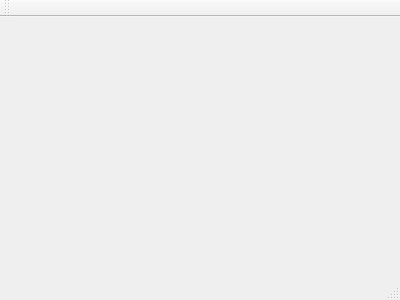
Before: the Qt Designer form manageParadoxDatabase/mainwindow.ui in FriendForever115/read-write-paradox-database, drawn with Qt 5.
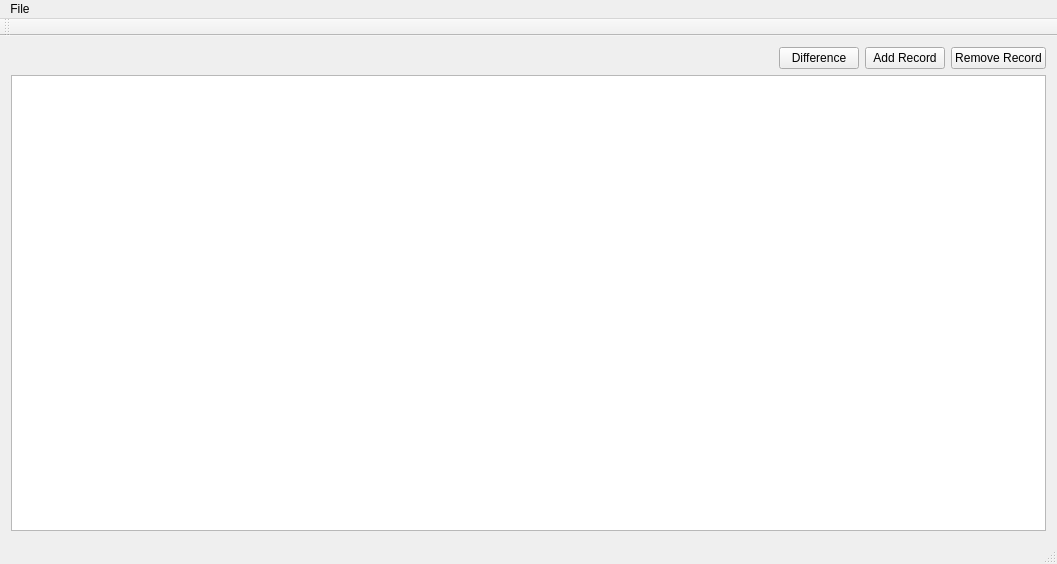
After: the same form once the commit is applied.

Diff of the .ui file:
```diff
--- a/manageParadoxDatabase/mainwindow.ui
+++ b/manageParadoxDatabase/mainwindow.ui
@@ -1,24 +1,109 @@
 <ui version="4.0">
  <class>MainWindow</class>
- <widget class="QMainWindow" name="MainWindow" >
-  <property name="geometry" >
+ <widget class="QMainWindow" name="MainWindow">
+  <property name="geometry">
    <rect>
     <x>0</x>
     <y>0</y>
-    <width>400</width>
-    <height>300</height>
+    <width>1057</width>
+    <height>564</height>
    </rect>
   </property>
   <property name="windowTitle" >
    <string>MainWindow</string>
   </property>
-  <widget class="QMenuBar" name="menuBar" />
-  <widget class="QToolBar" name="mainToolBar" />
-  <widget class="QWidget" name="centralWidget" />
-  <widget class="QStatusBar" name="statusBar" />
+  <widget class="QWidget" name="centralWidget">
+   <layout class="QVBoxLayout" name="verticalLayout_2">
+    <item>
+     <layout class="QVBoxLayout" name="verticalLayout">
+      <item>
+       <layout class="QHBoxLayout" name="horizontalLayout" stretch="1,0,0,0">
+        <item>
+         <widget class="QLabel" name="lbTableName">
+          <property name="text">
+           <string/>
+          </property>
+         </widget>
+        </item>
+        <item>
+         <widget class="QPushButton" name="pbDiff">
+          <property name="text">
+           <string>Difference</string>
+          </property>
+         </widget>
+        </item>
+        <item>
+         <widget class="QPushButton" name="pbAdd">
+          <property name="text">
+           <string>Add Record</string>
+          </property>
+         </widget>
+        </item>
+        <item>
+         <widget class="QPushButton" name="pbRemove">
+          <property name="text">
+           <string>Remove Record</string>
+          </property>
+         </widget>
+        </item>
+       </layout>
+      </item>
+      <item>
+       <widget class="QTableView" name="tvTableContent">
+        <property name="selectionBehavior">
+         <enum>QAbstractItemView::SelectRows</enum>
+        </property>
+       </widget>
+      </item>
+     </layout>
+    </item>
+   </layout>
+  </widget>
+  <widget class="QMenuBar" name="menuBar">
+   <property name="geometry">
+    <rect>
+     <x>0</x>
+     <y>0</y>
+     <width>1057</width>
+     <height>21</height>
+    </rect>
+   </property>
+   <widget class="QMenu" name="menuFile">
+    <property name="title">
+     <string>File</string>
+    </property>
+    <addaction name="actionOpen"/>
+    <addaction name="actionSave_Database"/>
+    <addaction name="actionClose_Database"/>
+   </widget>
+   <addaction name="menuFile"/>
+  </widget>
+  <widget class="QToolBar" name="mainToolBar">
+   <attribute name="toolBarArea">
+    <enum>TopToolBarArea</enum>
+   </attribute>
+   <attribute name="toolBarBreak">
+    <bool>false</bool>
+   </attribute>
+  </widget>
+  <widget class="QStatusBar" name="statusBar"/>
+  <action name="actionOpen">
+   <property name="text">
+    <string>Open Database</string>
+   </property>
+  </action>
+  <action name="actionClose_Database">
+   <property name="text">
+    <string>Close Database</string>
+   </property>
+  </action>
+  <action name="actionSave_Database">
+   <property name="text">
+    <string>Save Database</string>
+   </property>
+  </action>
  </widget>
- <layoutDefault spacing="6" margin="11" />
- <pixmapfunction></pixmapfunction>
+ <layoutdefault spacing="6" margin="11"/>
  <resources/>
  <connections/>
 </ui>
```
Left out of the diff: 3 changed lines with no effect on the pictures.
